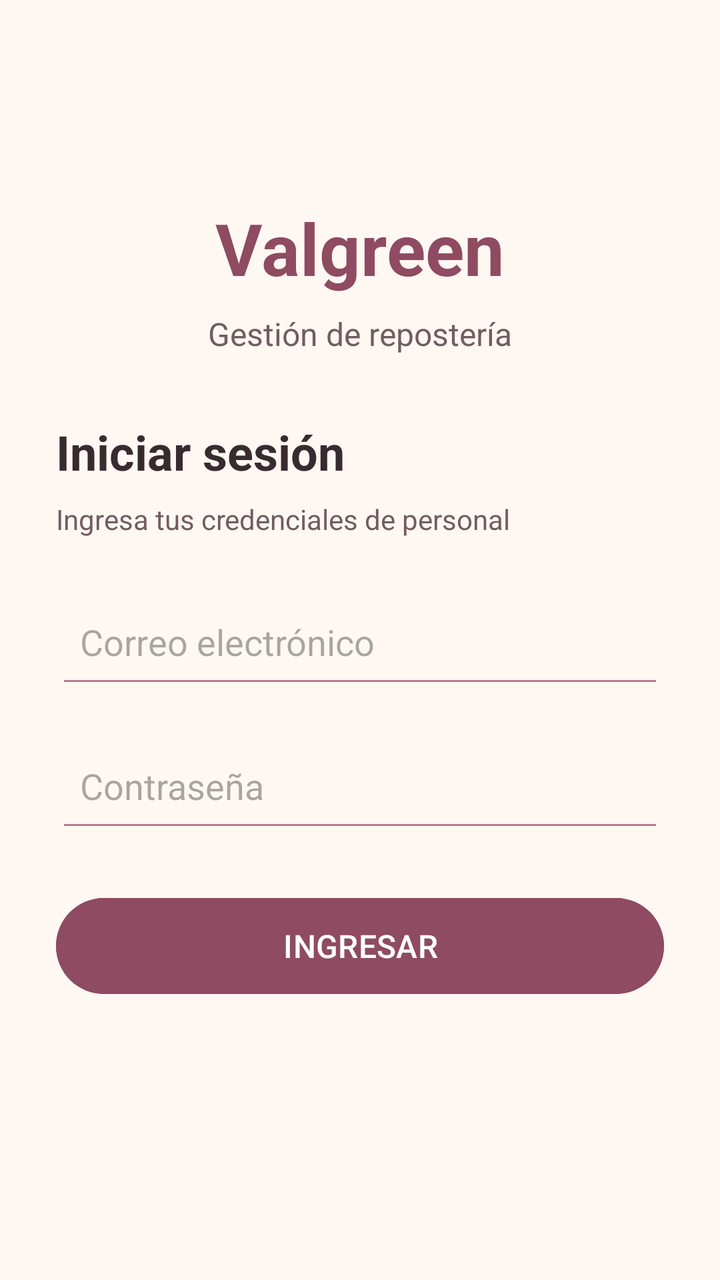
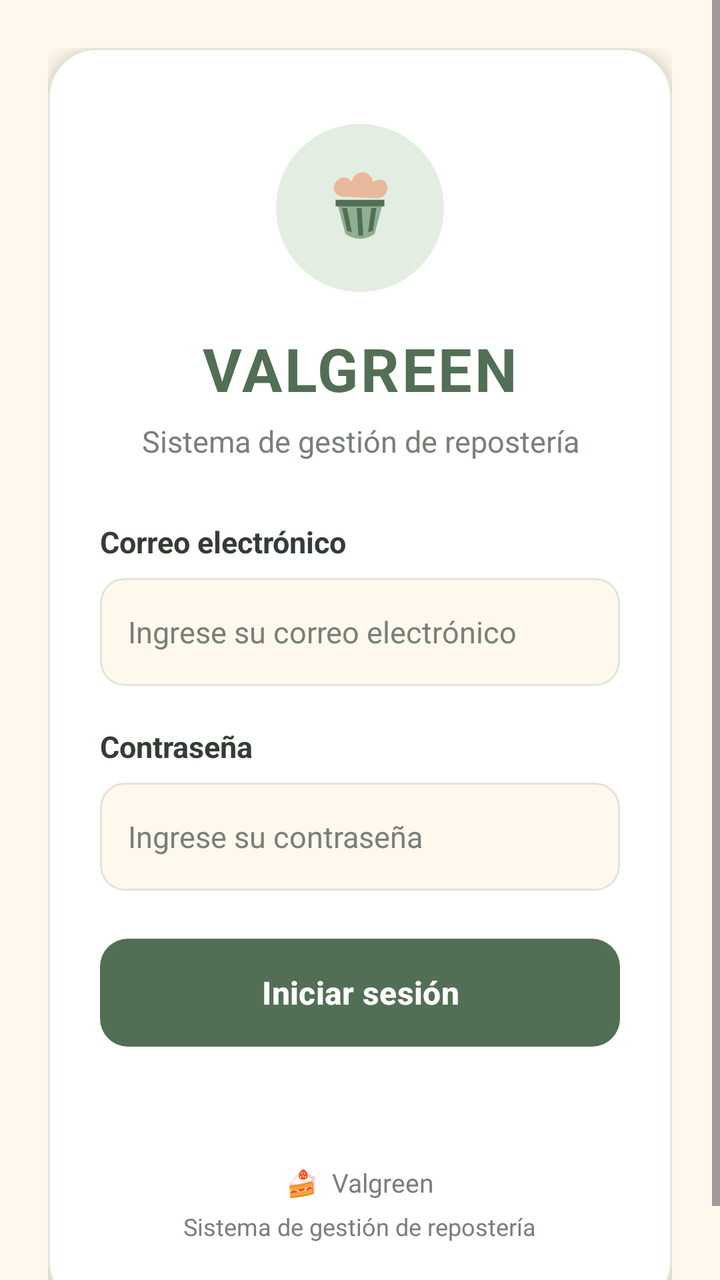

An Android layout rendered at two revisions. The XML below is the earlier revision; the diff shows what the commit changed to produce the second picture.
<!-- AndroidManifest.xml: application theme Theme.ValgreenMovil -->
<!-- res/layout/activity_login.xml -->
<?xml version="1.0" encoding="utf-8"?>
<ScrollView xmlns:android="http://schemas.android.com/apk/res/android"
    android:layout_width="match_parent"
    android:layout_height="match_parent"
    android:background="#FFF8F2"
    android:fillViewport="true">

    <LinearLayout
        android:layout_width="match_parent"
        android:layout_height="match_parent"
        android:gravity="center"
        android:orientation="vertical"
        android:padding="28dp">

        <TextView
            android:layout_width="wrap_content"
            android:layout_height="wrap_content"
            android:text="Valgreen"
            android:textColor="#8E4B62"
            android:textSize="36sp"
            android:textStyle="bold" />

        <TextView
            android:layout_width="wrap_content"
            android:layout_height="wrap_content"
            android:layout_marginTop="8dp"
            android:layout_marginBottom="32dp"
            android:text="Gestión de repostería"
            android:textColor="#725C62"
            android:textSize="16sp" />

        <TextView
            android:layout_width="match_parent"
            android:layout_height="wrap_content"
            android:text="Iniciar sesión"
            android:textColor="#382B30"
            android:textSize="24sp"
            android:textStyle="bold" />

        <TextView
            android:layout_width="match_parent"
            android:layout_height="wrap_content"
            android:layout_marginTop="8dp"
            android:layout_marginBottom="24dp"
            android:text="Ingresa tus credenciales de personal"
            android:textColor="#725C62"
            android:textSize="14sp" />

        <EditText
            android:id="@+id/edtEmail"
            android:layout_width="match_parent"
            android:layout_height="56dp"
            android:layout_marginBottom="16dp"
            android:backgroundTint="#B87B91"
            android:hint="Correo electrónico"
            android:inputType="textEmailAddress"
            android:padding="12dp"
            android:singleLine="true" />

        <EditText
            android:id="@+id/edtPassword"
            android:layout_width="match_parent"
            android:layout_height="56dp"
            android:layout_marginBottom="24dp"
            android:backgroundTint="#B87B91"
            android:hint="Contraseña"
            android:inputType="textPassword"
            android:padding="12dp"
            android:singleLine="true" />

        <Button
            android:id="@+id/btnLogin"
            android:layout_width="match_parent"
            android:layout_height="56dp"
            android:backgroundTint="#8E4B62"
            android:text="INGRESAR"
            android:textColor="#FFFFFF"
            android:textSize="16sp" />

        <TextView
            android:id="@+id/txtMensajeLogin"
            android:layout_width="match_parent"
            android:layout_height="wrap_content"
            android:layout_marginTop="20dp"
            android:gravity="center"
            android:textColor="#B3261E"
            android:textSize="14sp" />

    </LinearLayout>
</ScrollView>
<!-- resources referenced by this layout -->
<resources>
  <style name="Theme.ValgreenMovil" parent="Base.Theme.ValgreenMovil" />
  <style name="Base.Theme.ValgreenMovil" parent="Theme.Material3.DayNight.NoActionBar">
          
          
      </style>
</resources>

<!-- the commit's change to res/layout/activity_login.xml (unified diff, before → after) -->
@@ -2,89 +2,149 @@
 <ScrollView xmlns:android="http://schemas.android.com/apk/res/android"
     android:layout_width="match_parent"
     android:layout_height="match_parent"
-    android:background="#FFF8F2"
+    android:background="@color/cream"
     android:fillViewport="true">
 
     <LinearLayout
         android:layout_width="match_parent"
-        android:layout_height="match_parent"
+        android:layout_height="wrap_content"
         android:gravity="center"
         android:orientation="vertical"
-        android:padding="28dp">
+        android:padding="24dp">
 
-        <TextView
-            android:layout_width="wrap_content"
-            android:layout_height="wrap_content"
-            android:text="Valgreen"
-            android:textColor="#8E4B62"
-            android:textSize="36sp"
-            android:textStyle="bold" />
-
-        <TextView
-            android:layout_width="wrap_content"
-            android:layout_height="wrap_content"
-            android:layout_marginTop="8dp"
-            android:layout_marginBottom="32dp"
-            android:text="Gestión de repostería"
-            android:textColor="#725C62"
-            android:textSize="16sp" />
-
-        <TextView
+        
+        <LinearLayout
             android:layout_width="match_parent"
             android:layout_height="wrap_content"
-            android:text="Iniciar sesión"
-            android:textColor="#382B30"
-            android:textSize="24sp"
-            android:textStyle="bold" />
+            android:background="@drawable/bg_login_panel"
+            android:elevation="6dp"
+            android:gravity="center_horizontal"
+            android:orientation="vertical"
+            android:padding="26dp">
 
-        <TextView
-            android:layout_width="match_parent"
-            android:layout_height="wrap_content"
-            android:layout_marginTop="8dp"
-            android:layout_marginBottom="24dp"
-            android:text="Ingresa tus credenciales de personal"
-            android:textColor="#725C62"
-            android:textSize="14sp" />
+            
+            <ImageView
+                android:layout_width="84dp"
+                android:layout_height="84dp"
+                android:layout_marginTop="12dp"
+                android:layout_marginBottom="18dp"
+                android:background="@drawable/bg_logo_circle"
+                android:contentDescription="Logo de Valgreen"
+                android:padding="16dp"
+                android:src="@drawable/ic_cupcake" />
 
-        <EditText
-            android:id="@+id/edtEmail"
-            android:layout_width="match_parent"
-            android:layout_height="56dp"
-            android:layout_marginBottom="16dp"
-            android:backgroundTint="#B87B91"
-            android:hint="Correo electrónico"
-            android:inputType="textEmailAddress"
-            android:padding="12dp"
-            android:singleLine="true" />
+            
+            <TextView
+                android:layout_width="wrap_content"
+                android:layout_height="wrap_content"
+                android:text="VALGREEN"
+                android:textColor="@color/sage_dark"
+                android:textSize="30sp"
+                android:textStyle="bold"
+                android:letterSpacing="0.04" />
 
-        <EditText
-            android:id="@+id/edtPassword"
-            android:layout_width="match_parent"
-            android:layout_height="56dp"
-            android:layout_marginBottom="24dp"
-            android:backgroundTint="#B87B91"
-            android:hint="Contraseña"
-            android:inputType="textPassword"
-            android:padding="12dp"
-            android:singleLine="true" />
+            <TextView
+                android:layout_width="wrap_content"
+                android:layout_height="wrap_content"
+                android:layout_marginTop="6dp"
+                android:layout_marginBottom="30dp"
+                android:gravity="center"
+                android:text="Sistema de gestión de repostería"
+                android:textColor="@color/text_secondary"
+                android:textSize="15sp" />
 
-        <Button
-            android:id="@+id/btnLogin"
-            android:layout_width="match_parent"
-            android:layout_height="56dp"
-            android:backgroundTint="#8E4B62"
-            android:text="INGRESAR"
-            android:textColor="#FFFFFF"
-            android:textSize="16sp" />
+            
+            <TextView
+                android:layout_width="match_parent"
+                android:layout_height="wrap_content"
+                android:layout_marginBottom="8dp"
+                android:text="Correo electrónico"
+                android:textColor="@color/text_primary"
+                android:textSize="15sp"
+                android:textStyle="bold" />
 
-        <TextView
-            android:id="@+id/txtMensajeLogin"
-            android:layout_width="match_parent"
-            android:layout_height="wrap_content"
-            android:layout_marginTop="20dp"
-            android:gravity="center"
-            android:textColor="#B3261E"
-            android:textSize="14sp" />
+            <EditText
+                android:id="@+id/edtEmail"
+                android:layout_width="match_parent"
+                android:layout_height="54dp"
+                android:layout_marginBottom="20dp"
+                android:background="@drawable/bg_input"
+                android:hint="Ingrese su correo electrónico"
+                android:inputType="textEmailAddress"
+                android:paddingStart="14dp"
+                android:paddingEnd="14dp"
+                android:singleLine="true"
+                android:textColor="@color/text_primary"
+                android:textColorHint="@color/text_secondary"
+                android:textSize="15sp" />
+
+            
+            <TextView
+                android:layout_width="match_parent"
+                android:layout_height="wrap_content"
+                android:layout_marginBottom="8dp"
+                android:text="Contraseña"
+                android:textColor="@color/text_primary"
+                android:textSize="15sp"
+                android:textStyle="bold" />
+
+            <EditText
+                android:id="@+id/edtPassword"
+                android:layout_width="match_parent"
+                android:layout_height="54dp"
+                android:layout_marginBottom="24dp"
+                android:background="@drawable/bg_input"
+                android:hint="Ingrese su contraseña"
+                android:inputType="textPassword"
+                android:paddingStart="14dp"
+                android:paddingEnd="14dp"
+                android:singleLine="true"
+                android:textColor="@color/text_primary"
+                android:textColorHint="@color/text_secondary"
+                android:textSize="15sp" />
+
+            
+            <Button
+                android:id="@+id/btnLogin"
+                android:layout_width="match_parent"
+                android:layout_height="54dp"
+                android:background="@drawable/bg_primary_button"
+                android:backgroundTint="@color/sage_dark"
+                android:text="Iniciar sesión"
+                android:textAllCaps="false"
+                android:textColor="@color/white"
+                android:textSize="16sp"
+                android:textStyle="bold" />
+
+            
+            <TextView
+                android:id="@+id/txtMensajeLogin"
+                android:layout_width="match_parent"
+                android:layout_height="wrap_content"
+                android:layout_marginTop="14dp"
+                android:gravity="center"
+                android:textColor="#B3261E"
+                android:textSize="14sp" />
+
+            
+            <TextView
+                android:layout_width="wrap_content"
+                android:layout_height="wrap_content"
+                android:layout_marginTop="26dp"
+                android:text="🍰  Valgreen"
+                android:textColor="@color/text_secondary"
+                android:textSize="13sp" />
+
+            <TextView
+                android:layout_width="wrap_content"
+                android:layout_height="wrap_content"
+                android:layout_marginTop="5dp"
+                android:layout_marginBottom="8dp"
+                android:text="Sistema de gestión de repostería"
+                android:textColor="@color/text_secondary"
+                android:textSize="12sp" />
+
+        </LinearLayout>
 
     </LinearLayout>
 </ScrollView>
<!-- resource entries referenced after the edit -->
@@ -1,9 +1,86 @@
 <!-- resources referenced by this layout -->
 <resources>
+  <color name="cream">#FFF8ED</color>
+  <color name="sage_dark">#526F55</color>
+  <color name="text_primary">#343D34</color>
+  <color name="text_secondary">#788078</color>
+  <color name="white">#FFFFFF</color>
+  <!-- drawable bg_input (drawable) -->
+  <?xml version="1.0" encoding="utf-8"?>
+  <shape xmlns:android="http://schemas.android.com/apk/res/android"
+      android:shape="rectangle">
+      <solid android:color="@color/cream" />
+      <corners android:radius="12dp" />
+      <stroke
+          android:width="1dp"
+          android:color="@color/border_soft" />
+  </shape>
+  <!-- drawable bg_login_panel (drawable) -->
+  <?xml version="1.0" encoding="utf-8"?>
+  <shape xmlns:android="http://schemas.android.com/apk/res/android"
+      android:shape="rectangle">
+      <solid android:color="@color/white" />
+      <corners android:radius="24dp" />
+      <stroke
+          android:width="1dp"
+          android:color="@color/border_soft" />
+  </shape>
+  <!-- drawable bg_logo_circle (drawable) -->
+  <?xml version="1.0" encoding="utf-8"?>
+  <shape xmlns:android="http://schemas.android.com/apk/res/android"
+      android:shape="oval">
+  
+      <solid android:color="@color/sage_light" />
+  
+  </shape>
+  <!-- drawable bg_primary_button (drawable) -->
+  <?xml version="1.0" encoding="utf-8"?>
+  <shape xmlns:android="http://schemas.android.com/apk/res/android"
+      android:shape="rectangle">
+      <solid android:color="#526F55" />
+      <corners android:radius="14dp" />
+  </shape>
+  <!-- drawable ic_cupcake (drawable) -->
+  <vector xmlns:android="http://schemas.android.com/apk/res/android"
+      android:width="64dp"
+      android:height="64dp"
+      android:viewportWidth="64"
+      android:viewportHeight="64">
+  
+      <path
+          android:fillColor="#E9B99D"
+          android:pathData="M22,25 C16,25 14,19 18,15 C21,12 25,13 27,16 C28,8 39,8 40,16 C46,12 51,17 48,23 C47,25 44,26 42,26 Z" />
+  
+      <path
+          android:fillColor="#8FAF91"
+          android:pathData="M18,29 L46,29 L41,48 Q32,54 23,48 Z" />
+  
+      <path
+          android:fillColor="#526F55"
+          android:pathData="M21,32 L24,46 L27,47 L24,32 Z M30,32 L31,49 L34,49 L33,32 Z M39,32 L37,47 L40,46 L42,32 Z" />
+  
+      <path
+          android:fillColor="#526F55"
+          android:pathData="M17,27 L47,27 L47,31 L17,31 Z" />
+  </vector>
   <style name="Theme.ValgreenMovil" parent="Base.Theme.ValgreenMovil" />
-  <style name="Base.Theme.ValgreenMovil" parent="Theme.Material3.DayNight.NoActionBar">
-          
-          
+  <color name="border_soft">#E6E3D8</color>
+  <color name="sage_light">#E4EDE1</color>
+  <style name="Base.Theme.ValgreenMovil" parent="Theme.Material3.Light.NoActionBar">
+  
+          <item name="colorPrimary">@color/sage_dark</item>
+          <item name="colorOnPrimary">@color/white</item>
+  
+          <item name="colorSecondary">@color/sage_green</item>
+          <item name="colorOnSecondary">@color/text_primary</item>
+  
+          <item name="android:colorAccent">@color/sage_dark</item>
+          <item name="android:windowBackground">@color/cream</item>
+          <item name="android:statusBarColor">@color/cream</item>
+          <item name="android:navigationBarColor">@color/cream</item>
+          <item name="android:windowLightStatusBar">true</item>
+  
       </style>
+  <color name="sage_green">#8FAF91</color>
 </resources>
 
